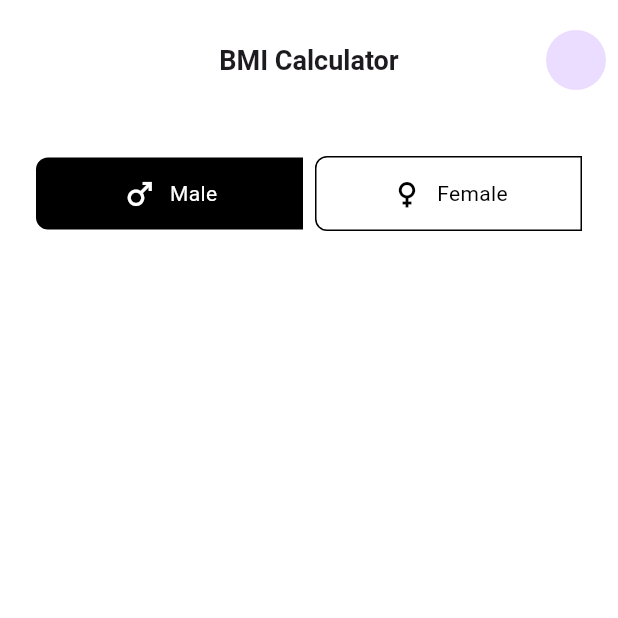
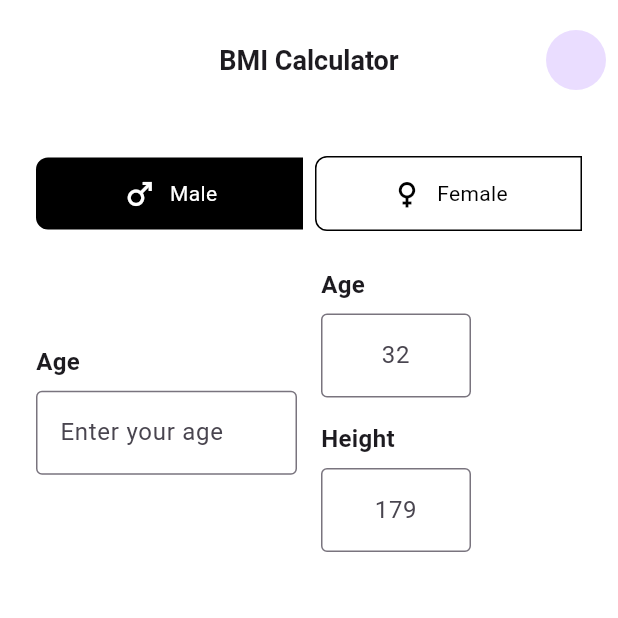
Before and after one commit to ishanrijal/bmi-calculator-app, a Flutter app: the screen it shows after launch, on a phone screen of 412 x 824 dp, the top half of it. Run offline on Flutter 3.47's test engine with Material 3 defaults, Android fonts, the phone set to English and light mode, and no system bars.

Commit message:
added a row with two columns in the body for image and form

```diff
--- a/lib/currency_convertor.dart
+++ b/lib/currency_convertor.dart
@@ -23,7 +23,9 @@ class CurrencyConvertor extends StatelessWidget {
               //Navigate to Profile Page
               Navigator.push(
                 context,
-                MaterialPageRoute(builder: (context) => const ProfilePage()),
+                MaterialPageRoute(
+                  builder: (context) => const ProfilePage(),
+                ),
               );
             },
           ),
@@ -31,7 +33,10 @@ class CurrencyConvertor extends StatelessWidget {
       ),
       body: Container(
         margin: const EdgeInsets.all(24),
-        child: Row(
+        child: Column(
+          crossAxisAlignment: CrossAxisAlignment.stretch,
+          children: [
+            Row(
               children: [
                 Expanded(
                   child: GestureDetector(
@@ -45,7 +50,9 @@ class CurrencyConvertor extends StatelessWidget {
                         ),
                       ),
                       padding: const EdgeInsets.symmetric(
-                      vertical: 12.0, horizontal: 8.0),
+                        vertical: 12.0,
+                        horizontal: 8.0,
+                      ),
                       child: const Row(
                         mainAxisAlignment: MainAxisAlignment.center,
                         children: [
@@ -70,6 +77,14 @@ class CurrencyConvertor extends StatelessWidget {
                 ),
                 Expanded(
                   child: GestureDetector(
+                    onTap: () {
+                      Navigator.push(
+                        context,
+                        MaterialPageRoute(
+                          builder: (context) => const ProfilePage(),
+                        ),
+                      );
+                    },
                     child: Container(
                       decoration: BoxDecoration(
                         border: Border.all(
@@ -104,6 +119,85 @@ class CurrencyConvertor extends StatelessWidget {
                 ),
               ],
             ),
+            const SizedBox(height: 24.0),
+            Row(
+              children: [
+                Expanded(
+                  child: Column(
+                    crossAxisAlignment: CrossAxisAlignment.start,
+                    children: [
+                      const Text(
+                        'Age',
+                        style: TextStyle(
+                          fontWeight: FontWeight.bold,
+                          fontSize: 16.0,
+                        ),
+                      ),
+                      const SizedBox(height: 8.0),
+                      TextFormField(
+                        keyboardType: TextInputType.number,
+                        decoration: const InputDecoration(
+                          hintText: 'Enter your age',
+                          border: OutlineInputBorder(),
+                        ),
+                      ),
+                    ],
+                  ),
+                ),
+                const SizedBox(width: 16.0),
+                Expanded(
+                  child: Column(
+                    crossAxisAlignment: CrossAxisAlignment.start,
+                    children: [
+                      const Text(
+                        'Age',
+                        style: TextStyle(
+                          fontWeight: FontWeight.bold,
+                          fontSize: 16.0,
+                        ),
+                      ),
+                      const SizedBox(height: 8.0),
+                      SizedBox(
+                        width: 100,
+                        child: TextFormField(
+                          textAlign: TextAlign.center,
+                          decoration: const InputDecoration(
+                            hintText: '32',
+                            border: OutlineInputBorder(),
+                          ),
+                          keyboardType: TextInputType.number,
+                        ),
+                      ),
+                      const SizedBox(
+                        height: 16.0,
+                      ),
+                      const Text(
+                        'Height',
+                        style: TextStyle(
+                          fontWeight: FontWeight.bold,
+                          fontSize: 16.0,
+                        ),
+                      ),
+                      const SizedBox(height: 8.0),
+                      SizedBox(
+                        width: 100,
+                        child: TextFormField(
+                          textAlign: TextAlign.center,
+                          keyboardType: TextInputType.number,
+                          decoration: const InputDecoration(
+                            hintText: '179',
+                            border: OutlineInputBorder(),
+                          ),
+                        ),
+                      ),
+                    ],
+                  ),
+                ),
+                // Add more Expanded widgets for additional options
+              ],
+            ),
+          ],
+        ),
       ),
     );
   }
```
Lines whose indentation alone changed are shown as unchanged.
